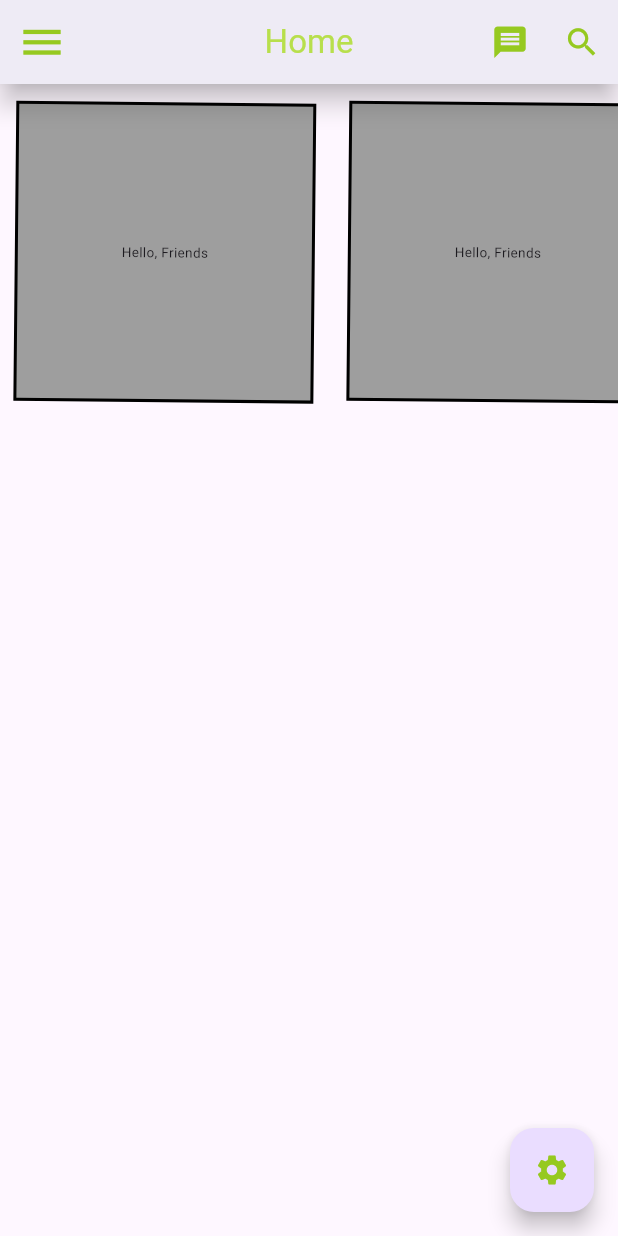
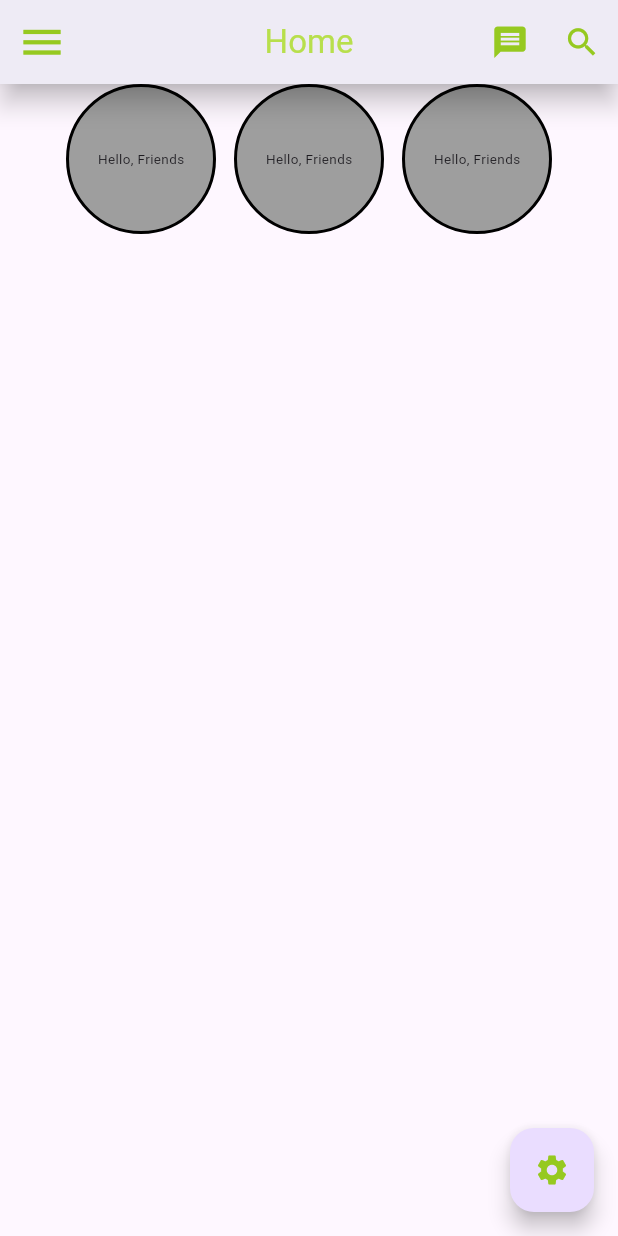
Before and after one commit to sm-hl/simple_project, a Flutter app: the screen it shows after launch, on a phone screen of 412 x 824 dp. Run offline on Flutter 3.47's test engine with Material 3 defaults, Android fonts, the phone set to English and light mode, and no system bars.

Commit message:
main & cross axis alignment of row

```diff
--- a/lib/main.dart
+++ b/lib/main.dart
@@ -71,116 +71,76 @@ class simpleProject extends StatelessWidget {
         ), //go to material icon https://fonts.google.com/icons
       ),
       body: SingleChildScrollView(
-        scrollDirection: Axis.horizontal,//for column by default : Axis.vertical, for row use : Axis.horizontal , but this not work with main and cross axis alignment
-        padding: EdgeInsets.fromLTRB(0, 0, 378, 0),
+        // scrollDirection: Axis.horizontal, //for column by default : Axis.vertical, for row use : Axis.horizontal , but this not work with main and cross axis alignment
+        // padding: EdgeInsets.fromLTRB(0, 0, 378, 0),
         //to can scroll if column have big height than screen height
+        //use these if scrollDirection: Axis.horizontal not used
         child: Row(
+          mainAxisAlignment: MainAxisAlignment.center,//x-axis:start,center,end,spaceAround,spaceBetween,spaceEvenly(equal space around widgets)
+          crossAxisAlignment: CrossAxisAlignment.end,//y-axis of bigest widget
           children: [
             Container(
               child: Text(
                 "Hello, Friends",
                 style: TextStyle(fontSize: 9.0),
               ),
-              margin: EdgeInsets.all(11), //EdgeInsets.fromLTRB(11, 11, 11, 11)
-              padding: EdgeInsets.all(11), //like padding
-              height: 200.0,
-              width: 200.0,
-              alignment: Alignment
-                  .center, //move to topRight,topLeft,topCenter(same for bottom),centerRight,centerLeft,center [rule is vertical then horizental]
-              transform: Matrix4.rotationZ(0.01), //rotate
+              // margin: EdgeInsets.all(11), //EdgeInsets.fromLTRB(11, 11, 11, 11)
+              // padding: EdgeInsets.all(11), //like padding
+              height: 100.0,
+              width: 100.0,
+              alignment: Alignment.center, //move to topRight,topLeft,topCenter(same for bottom),centerRight,centerLeft,center [rule is vertical then horizental]
+
               decoration: BoxDecoration(
                 // borderRadius: BorderRadius.circular(23),//should'nt be with shape
-                shape: BoxShape.rectangle, //rectangle,circle
+                shape: BoxShape.circle, //rectangle,circle
                 color: Colors.grey, //background color of container
-                border:
-                    Border.all(color: Colors.black, width: 2.0), //border color
+                border: Border.all(color: Colors.black, width: 2.0), //border color
               ),
+            ),
+            SizedBox(
+              // height: 12,//height for column
+              width: 12, //width for row
             ),
             Container(
               child: Text(
                 "Hello, Friends",
                 style: TextStyle(fontSize: 9.0),
               ),
-              margin: EdgeInsets.all(11), //EdgeInsets.fromLTRB(11, 11, 11, 11)
-              padding: EdgeInsets.all(11), //like padding
-              height: 200.0,
-              width: 200.0,
-              alignment: Alignment
-                  .center, //move to topRight,topLeft,topCenter(same for bottom),centerRight,centerLeft,center [rule is vertical then horizental]
-              transform: Matrix4.rotationZ(0.01), //rotate
+              // margin: EdgeInsets.all(11), //EdgeInsets.fromLTRB(11, 11, 11, 11)
+              // padding: EdgeInsets.all(11), //like padding
+              height: 100.0,
+              width: 100.0,
+              alignment: Alignment.center, //move to topRight,topLeft,topCenter(same for bottom),centerRight,centerLeft,center [rule is vertical then horizental]
+
               decoration: BoxDecoration(
                 // borderRadius: BorderRadius.circular(23),//should'nt be with shape
-                shape: BoxShape.rectangle, //rectangle,circle
+                shape: BoxShape.circle, //rectangle,circle
                 color: Colors.grey, //background color of container
-                border:
-                    Border.all(color: Colors.black, width: 2.0), //border color
+                border: Border.all(color: Colors.black, width: 2.0), //border color
               ),
             ),
+            SizedBox(
+              width: 12,
+            ), //add space between Text & IconButton
             Container(
               child: Text(
                 "Hello, Friends",
                 style: TextStyle(fontSize: 9.0),
               ),
-              margin: EdgeInsets.all(11), //EdgeInsets.fromLTRB(11, 11, 11, 11)
-              padding: EdgeInsets.all(11), //like padding
-              height: 200.0,
-              width: 200.0,
-              alignment: Alignment
-                  .center, //move to topRight,topLeft,topCenter(same for bottom),centerRight,centerLeft,center [rule is vertical then horizental]
-              transform: Matrix4.rotationZ(0.01), //rotate
-              decoration: BoxDecoration(
-                // borderRadius: BorderRadius.circular(23),//should'nt be with shape
-                shape: BoxShape.rectangle, //rectangle,circle
-                color: Colors.grey, //background color of container
-                border:
-                    Border.all(color: Colors.black, width: 2.0), //border color
-              ),
-            ),
-            Container(
-              child: Text(
-                "Hello, Friends",
-                style: TextStyle(fontSize: 9.0),
-              ),
-              margin: EdgeInsets.all(11), //EdgeInsets.fromLTRB(11, 11, 11, 11)
-              padding: EdgeInsets.all(11), //like padding
+              // margin: EdgeInsets.all(11), //EdgeInsets.fromLTRB(11, 11, 11, 11)
+              // padding: EdgeInsets.all(11), //like padding
               height: 100.0,
               width: 100.0,
-              alignment: Alignment
-                  .center, //move to topRight,topLeft,topCenter(same for bottom),centerRight,centerLeft,center [rule is vertical then horizental]
-              transform: Matrix4.rotationZ(0.01), //rotate
+              alignment: Alignment.center, //move to topRight,topLeft,topCenter(same for bottom),centerRight,centerLeft,center [rule is vertical then horizental]
+
               decoration: BoxDecoration(
                 // borderRadius: BorderRadius.circular(23),//should'nt be with shape
                 shape: BoxShape.circle, //rectangle,circle
                 color: Colors.grey, //background color of container
-                border:
-                    Border.all(color: Colors.black, width: 2.0), //border color
+                border: Border.all(color: Colors.black, width: 2.0), //border color
               ),
             ),
-            SizedBox(
-              // height: 12,//height for column
-              width: 12,//width for row
-            ),
-            Text(
-              "data",
-              style: TextStyle(
-                  fontSize: 22.0,
-                  color: Colors.white,
-                  backgroundColor: Colors.grey),
-            ),
-            SizedBox(
-              height: 12,
-            ), //add space between Text & IconButton
-            IconButton(
-                onPressed: () {},
-                icon: Icon(
-                  Icons.message,
-                  size: 49,
-                  color: Colors.red,
-                ))
           ],
-          //use these if scrollDirection: Axis.horizontal not used
-          // mainAxisAlignment: MainAxisAlignment.spaceEvenly,//x-axis:start,center,end,spaceAround,spaceBetween,spaceEvenly(equal space around widgets)
-          // crossAxisAlignment: CrossAxisAlignment.end,//y-axis of bigest widget
         ),
       ),
     );
```
